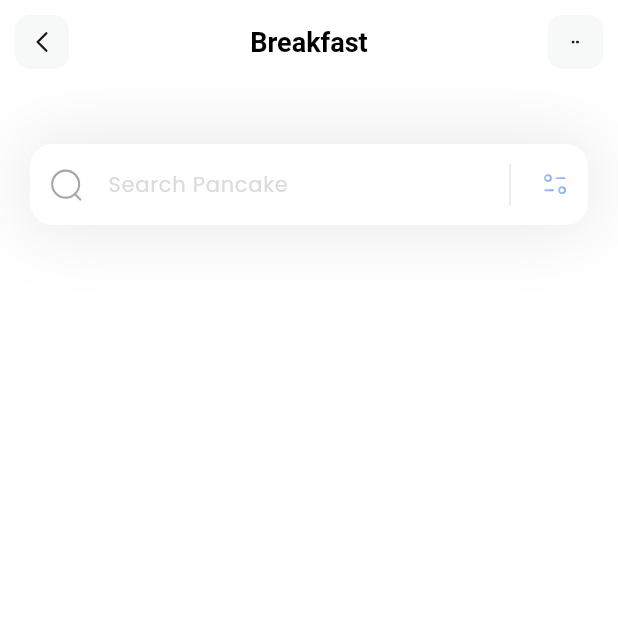
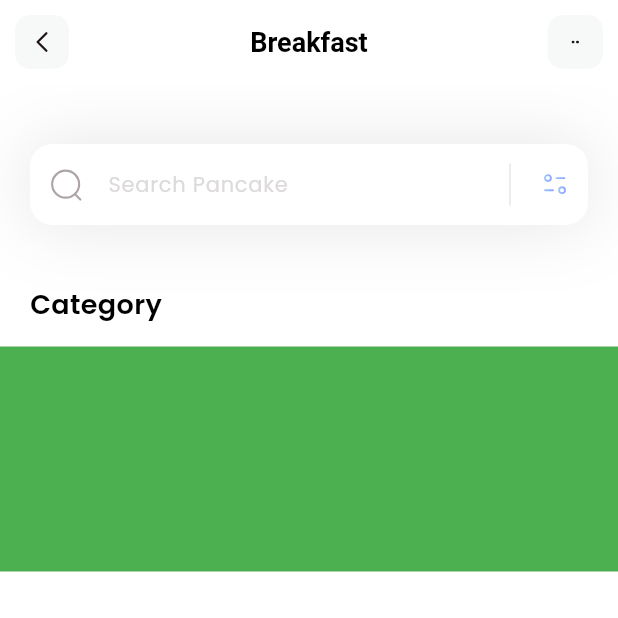
Before and after one commit to superGemHere/Flutter-Beginner-Friendly-Project, a Flutter app: the screen it shows after launch, on a phone screen of 412 x 824 dp, the top half of it. Run offline on Flutter 3.47's test engine with Material 3 defaults, Android fonts, the phone set to English and light mode, and no system bars; our stand-ins replace flutter_svg.

Commit message:
feat: create category box

```diff
--- a/fitness/lib/pages/home.dart
+++ b/fitness/lib/pages/home.dart
@@ -10,8 +10,31 @@ class HomePage extends StatelessWidget {
       appBar: appBar(),
       backgroundColor: Colors.white,
       body: Column(
+        crossAxisAlignment: CrossAxisAlignment.start,
         children: [
-          _searchField()
+          _searchField(),
+          SizedBox(height: 40),
+          Column(
+            crossAxisAlignment: CrossAxisAlignment.start,
+            children: [
+              Padding(
+                padding: const EdgeInsets.only(left: 20),
+                child: Text(
+                  'Category',
+                  style: TextStyle(
+                    color: Colors.black,
+                    fontSize: 18,
+                    fontWeight: FontWeight.w600
+                  ),
+                ),
+              ),
+              SizedBox(height: 15),
+              Container(
+                height: 150,
+                color: Colors.green,
+              )
+            ],
+          )
         ],
       ),
     );
```
